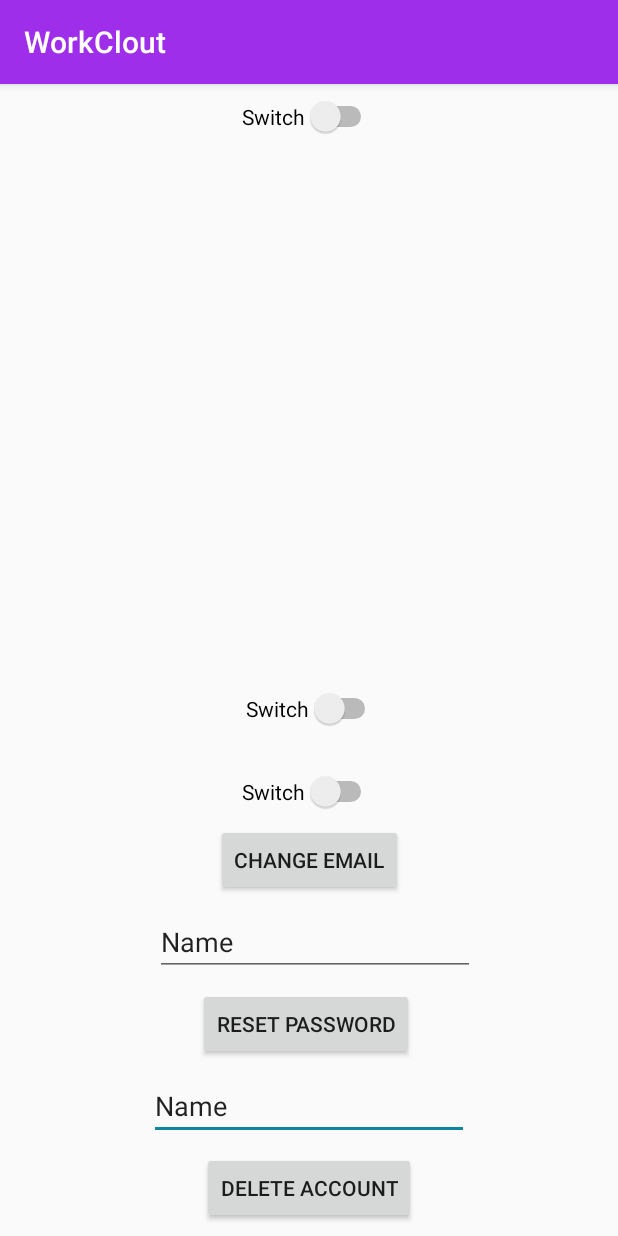
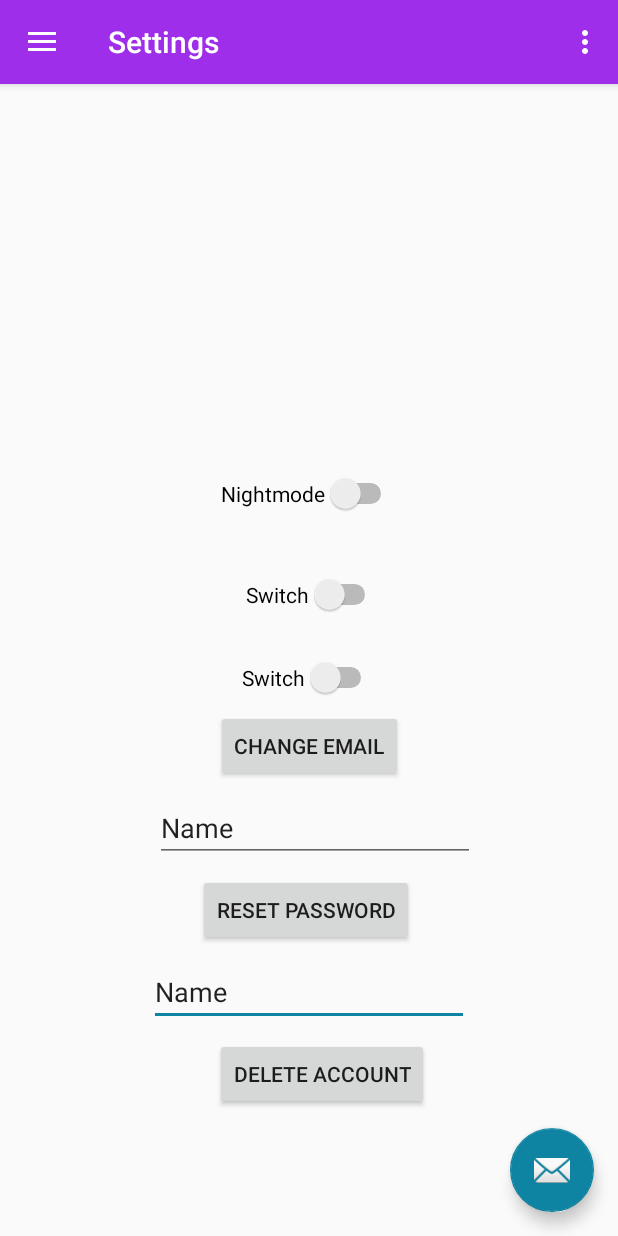
Before and after one commit to forklifters/WorkClout, an Android app: the HomePage screen opened directly, with no data from a screen before it, in the side drawer, after a tap on "Settings", on a phone screen of 412 x 824 dp. Run offline under Robolectric (Android 15) with nearby library versions, the phone set to English and light mode, and no system bars; our stand-ins replace Firebase (no records; nobody signed in at launch, a user with empty details on screens opened directly).

Commit message:
Linked navbar to Settings activity. Added nightmode to HomePage activity.

```diff
--- a/app/src/main/java/com/example/workclout/HomePage.java
+++ b/app/src/main/java/com/example/workclout/HomePage.java
@@ -4,6 +4,7 @@ import android.content.Intent;
 import android.os.Bundle;
 import android.support.design.widget.FloatingActionButton;
 import android.support.design.widget.Snackbar;
+import android.support.v7.app.AppCompatDelegate;
 import android.view.View;
 import android.support.design.widget.NavigationView;
 import android.support.v4.view.GravityCompat;
@@ -13,15 +14,21 @@ import android.support.v7.app.AppCompatActivity;
 import android.support.v7.widget.Toolbar;
 import android.view.Menu;
 import android.view.MenuItem;
+import android.widget.CompoundButton;
+import android.widget.Switch;
 
 public class HomePage extends AppCompatActivity
         implements NavigationView.OnNavigationItemSelectedListener {
+
+    private Switch nightmode;
+    private helperClass x =new helperClass();
 
     @Override
     protected void onCreate(Bundle savedInstanceState) {
 
         super.onCreate(savedInstanceState);
         setContentView(R.layout.activity_home_page);
+        setUpVariables();
         Toolbar toolbar = (Toolbar) findViewById(R.id.toolbar);
         setSupportActionBar(toolbar);
 
@@ -42,6 +49,28 @@ public class HomePage extends AppCompatActivity
 
         NavigationView navigationView = (NavigationView) findViewById(R.id.nav_view);
         navigationView.setNavigationItemSelectedListener(this);
+
+        nightmode.setOnCheckedChangeListener(new CompoundButton.OnCheckedChangeListener() {
+            @Override
+            public void onCheckedChanged(CompoundButton buttonView, boolean isChecked) {
+                if(isChecked)
+                {
+                    getDelegate().setLocalNightMode(AppCompatDelegate.MODE_NIGHT_YES);
+                    x.set_lights_on(true);
+
+                }
+                else
+                {
+                    getDelegate().setLocalNightMode(AppCompatDelegate.MODE_NIGHT_NO);
+                    x.set_lights_on(false);
+                }
+            }
+        });
+
+    }
+
+    public void setUpVariables() {
+        nightmode=(Switch) findViewById(R.id.sw_nightmode);
     }
 
     @Override
--- a/app/src/main/java/com/example/workclout/Settings.java
+++ b/app/src/main/java/com/example/workclout/Settings.java
@@ -3,11 +3,20 @@ package com.example.workclout;
 import android.content.Context;
 import android.content.Intent;
 import android.net.wifi.WifiManager;
+import android.os.Bundle;
 import android.support.annotation.NonNull;
-import android.support.v7.app.AppCompatActivity;
-import android.os.Bundle;
+import android.support.design.widget.FloatingActionButton;
+import android.support.design.widget.Snackbar;
 import android.support.v7.app.AppCompatDelegate;
 import android.view.View;
+import android.support.design.widget.NavigationView;
+import android.support.v4.view.GravityCompat;
+import android.support.v4.widget.DrawerLayout;
+import android.support.v7.app.ActionBarDrawerToggle;
+import android.support.v7.app.AppCompatActivity;
+import android.support.v7.widget.Toolbar;
+import android.view.Menu;
+import android.view.MenuItem;
 import android.widget.Button;
 import android.widget.CompoundButton;
 import android.widget.EditText;
@@ -25,8 +34,9 @@ import com.google.firebase.firestore.FirebaseFirestore;
 import java.util.HashMap;
 import java.util.Map;
 
+public class Settings extends AppCompatActivity
+        implements NavigationView.OnNavigationItemSelectedListener {
 
-public class Settings extends AppCompatActivity {
     private String UId, loginType, resetPassWordVal, resetEmailVal, resetUserName;
     private String databaseBio, databaseName, databaseAge, databasePassword, databaseHeight, databaseWeight, databaseGender;
     private EditText resetPassWordInput, resetEmailInput;
@@ -41,9 +51,30 @@ public class Settings extends AppCompatActivity {
     protected void onCreate(Bundle savedInstanceState) {
         super.onCreate(savedInstanceState);
         setContentView(R.layout.activity_settings);
+        Toolbar toolbar = (Toolbar) findViewById(R.id.toolbar);
+        setSupportActionBar(toolbar);
+
+        FloatingActionButton fab = (FloatingActionButton) findViewById(R.id.fab);
+        fab.setOnClickListener(new View.OnClickListener() {
+            @Override
+            public void onClick(View view) {
+                Snackbar.make(view, "Replace with your own action", Snackbar.LENGTH_LONG)
+                        .setAction("Action", null).show();
+            }
+        });
+
+        DrawerLayout drawer = (DrawerLayout) findViewById(R.id.drawer_layout);
+        ActionBarDrawerToggle toggle = new ActionBarDrawerToggle(
+                this, drawer, toolbar, R.string.navigation_drawer_open, R.string.navigation_drawer_close);
+        drawer.addDrawerListener(toggle);
+        toggle.syncState();
+
+        NavigationView navigationView = (NavigationView) findViewById(R.id.nav_view);
+        navigationView.setNavigationItemSelectedListener(this);
+
         UId =x.get_user_id();
         loginType=x.get_login_type();
-        setUpVairables();
+        setUpVariables();
         Toast.makeText(Settings.this, "Your " + UId, Toast.LENGTH_SHORT).show();
         Toast.makeText(Settings.this, "Your " + loginType, Toast.LENGTH_SHORT).show();
         firestoreoreupdate = FirebaseFirestore.getInstance();
@@ -187,8 +218,69 @@ public class Settings extends AppCompatActivity {
         });
     }
 
-    public void setUpVairables() {
-        nightmode=(Switch) findViewById(R.id.switchID);
+    @Override
+    public void onBackPressed() {
+        DrawerLayout drawer = (DrawerLayout) findViewById(R.id.drawer_layout);
+        if (drawer.isDrawerOpen(GravityCompat.START)) {
+            drawer.closeDrawer(GravityCompat.START);
+        } else {
+            super.onBackPressed();
+        }
+    }
+
+    @Override
+    public boolean onCreateOptionsMenu(Menu menu) {
+        // Inflate the menu; this adds items to the action bar if it is present.
+        getMenuInflater().inflate(R.menu.settings, menu);
+        return true;
+    }
+
+    @Override
+    public boolean onOptionsItemSelected(MenuItem item) {
+        // Handle action bar item clicks here. The action bar will
+        // automatically handle clicks on the Home/Up button, so long
+        // as you specify a parent activity in AndroidManifest.xml.
+        int id = item.getItemId();
+
+        //noinspection SimplifiableIfStatement
+        if (id == R.id.action_settings) {
+            Intent home = new Intent(Settings.this, HomePage.class);
+            startActivity(home);
+            return true;
+        }
+
+        return super.onOptionsItemSelected(item);
+    }
+
+    @Override
+    public boolean onNavigationItemSelected(MenuItem item) {
+        // Handle navigation view item clicks here.
+        int id = item.getItemId();
+
+        if (id == R.id.nav_challenges) {
+            Intent challenges = new Intent(Settings.this, Challenges.class);
+            startActivity(challenges);
+        } else if (id == R.id.nav_teams) {
+            Intent teams = new Intent(Settings.this, Registration.class);
+            startActivity(teams);
+        } else if (id == R.id.nav_settings) {
+            Intent settings = new Intent(Settings.this, Settings.class);
+            startActivity(settings);
+        } else if (id == R.id.nav_profile) {
+            Intent profileView = new Intent(Settings.this, SetupProfile.class);
+            startActivity(profileView);
+        } else if (id == R.id.nav_leaderboards) {
+            Intent leaderboards = new Intent(Settings.this, Registration.class);
+            startActivity(leaderboards);
+        }
+
+        DrawerLayout drawer = (DrawerLayout) findViewById(R.id.drawer_layout);
+        drawer.closeDrawer(GravityCompat.START);
+        return true;
+    }
+
+    public void setUpVariables() {
+        nightmode=(Switch) findViewById(R.id.sw_nightmode);
         wifi=(Switch)findViewById(R.id.wifi_ID);
         notifications=(Switch)findViewById(R.id.notifications_ID);
         resetPassWord = (Button) findViewById(R.id.ResetPassWordID);
@@ -222,5 +314,4 @@ public class Settings extends AppCompatActivity {
 
     }
 
-
 }
--- a/app/src/main/res/layout/activity_settings.xml
+++ b/app/src/main/res/layout/activity_settings.xml
@@ -1,111 +1,25 @@
 <?xml version="1.0" encoding="utf-8"?>
-<android.support.constraint.ConstraintLayout xmlns:android="http://schemas.android.com/apk/res/android"
+<android.support.v4.widget.DrawerLayout xmlns:android="http://schemas.android.com/apk/res/android"
     xmlns:app="http://schemas.android.com/apk/res-auto"
     xmlns:tools="http://schemas.android.com/tools"
+    android:id="@+id/drawer_layout"
     android:layout_width="match_parent"
     android:layout_height="match_parent"
-    tools:context=".Settings">
+    android:fitsSystemWindows="true"
+    tools:openDrawer="start">
 
-    <Button
-        android:id="@+id/ResetPassWordID"
+    <include
+        layout="@layout/app_bar_settings"
+        android:layout_width="match_parent"
+        android:layout_height="match_parent" />
+
+    <android.support.design.widget.NavigationView
+        android:id="@+id/nav_view"
         android:layout_width="wrap_content"
-        android:layout_height="wrap_content"
-        android:layout_marginStart="8dp"
-        android:layout_marginEnd="8dp"
-        android:layout_marginBottom="8dp"
-        android:text="Reset Password"
-        app:layout_constraintBottom_toTopOf="@+id/resetPassWordInfo"
-        app:layout_constraintEnd_toEndOf="parent"
-        app:layout_constraintHorizontal_bias="0.492"
-        app:layout_constraintStart_toStartOf="parent" />
+        android:layout_height="match_parent"
+        android:layout_gravity="start"
+        android:fitsSystemWindows="true"
+        app:headerLayout="@layout/nav_header_settings"
+        app:menu="@menu/activity_settings_drawer" />
 
-    <Button
-        android:id="@+id/DeleteID"
-        android:layout_width="wrap_content"
-        android:layout_height="wrap_content"
-        android:layout_marginStart="8dp"
-        android:layout_marginEnd="8dp"
-        android:layout_marginBottom="8dp"
-        android:text="Delete Account"
-        app:layout_constraintBottom_toBottomOf="parent"
-        app:layout_constraintEnd_toEndOf="parent"
-        app:layout_constraintStart_toStartOf="parent" />
-
-    <EditText
-        android:id="@+id/resetPassWordInfo"
-        android:layout_width="wrap_content"
-        android:layout_height="wrap_content"
-        android:layout_marginStart="8dp"
-        android:layout_marginEnd="8dp"
-        android:layout_marginBottom="8dp"
-        android:ems="10"
-        android:inputType="textPersonName"
-        android:text="Name"
-        app:layout_constraintBottom_toTopOf="@+id/DeleteID"
-        app:layout_constraintEnd_toEndOf="parent"
-        app:layout_constraintStart_toStartOf="parent" />
-
-    <EditText
-        android:id="@+id/resetEmailInfo"
-        android:layout_width="wrap_content"
-        android:layout_height="wrap_content"
-        android:layout_marginStart="16dp"
-        android:layout_marginEnd="8dp"
-        android:layout_marginBottom="8dp"
-        android:ems="10"
-        android:inputType="textEmailAddress"
-        android:text="Name"
-        app:layout_constraintBottom_toTopOf="@+id/ResetPassWordID"
-        app:layout_constraintEnd_toEndOf="parent"
-        app:layout_constraintStart_toStartOf="parent" />
-
-    <Button
-        android:id="@+id/ResetEmailID"
-        android:layout_width="wrap_content"
-        android:layout_height="wrap_content"
-        android:layout_marginStart="8dp"
-        android:layout_marginEnd="8dp"
-        android:layout_marginBottom="8dp"
-        android:text="Change Email"
-        app:layout_constraintBottom_toTopOf="@+id/resetEmailInfo"
-        app:layout_constraintEnd_toEndOf="parent"
-        app:layout_constraintStart_toStartOf="parent" />
-
-    <Switch
-        android:id="@+id/switchID"
-        android:layout_width="wrap_content"
-        android:layout_height="wrap_content"
-        android:layout_marginStart="8dp"
-        android:layout_marginTop="8dp"
-        android:layout_marginEnd="8dp"
-        android:text="Switch"
-        app:layout_constraintEnd_toEndOf="parent"
-        app:layout_constraintStart_toStartOf="parent"
-        app:layout_constraintTop_toTopOf="parent" />
-
-    <Switch
-        android:id="@+id/wifi_ID"
-        android:layout_width="wrap_content"
-        android:layout_height="wrap_content"
-        android:layout_marginStart="164dp"
-        android:layout_marginEnd="8dp"
-        android:layout_marginBottom="28dp"
-        android:text="Switch"
-        app:layout_constraintBottom_toTopOf="@+id/notifications_ID"
-        app:layout_constraintEnd_toEndOf="parent"
-        app:layout_constraintHorizontal_bias="0.0"
-        app:layout_constraintStart_toStartOf="parent" />
-
-    <Switch
-        android:id="@+id/notifications_ID"
-        android:layout_width="wrap_content"
-        android:layout_height="wrap_content"
-        android:layout_marginStart="8dp"
-        android:layout_marginEnd="8dp"
-        android:layout_marginBottom="8dp"
-        android:text="Switch"
-        app:layout_constraintBottom_toTopOf="@+id/ResetEmailID"
-        app:layout_constraintEnd_toEndOf="parent"
-        app:layout_constraintStart_toStartOf="parent" />
-
-</android.support.constraint.ConstraintLayout>
+</android.support.v4.widget.DrawerLayout>
--- /dev/null
+++ b/app/src/main/res/layout/app_bar_settings.xml
@@ -0,0 +1,33 @@
+<?xml version="1.0" encoding="utf-8"?>
+<android.support.design.widget.CoordinatorLayout xmlns:android="http://schemas.android.com/apk/res/android"
+    xmlns:app="http://schemas.android.com/apk/res-auto"
+    xmlns:tools="http://schemas.android.com/tools"
+    android:layout_width="match_parent"
+    android:layout_height="match_parent"
+    tools:context=".Settings">
+
+    <android.support.design.widget.AppBarLayout
+        android:layout_width="match_parent"
+        android:layout_height="wrap_content"
+        android:theme="@style/AppTheme.AppBarOverlay">
+
+        <android.support.v7.widget.Toolbar
+            android:id="@+id/toolbar"
+            android:layout_width="match_parent"
+            android:layout_height="?attr/actionBarSize"
+            android:background="?attr/colorPrimary"
+            app:popupTheme="@style/AppTheme.PopupOverlay" />
+
+    </android.support.design.widget.AppBarLayout>
+
+    <include layout="@layout/content_settings" />
+
+    <android.support.design.widget.FloatingActionButton
+        android:id="@+id/fab"
+        android:layout_width="wrap_content"
+        android:layout_height="wrap_content"
+        android:layout_gravity="bottom|end"
+        android:layout_margin="@dimen/fab_margin"
+        app:srcCompat="@android:drawable/ic_dialog_email" />
+
+</android.support.design.widget.CoordinatorLayout>
--- /dev/null
+++ b/app/src/main/res/layout/content_settings.xml
@@ -0,0 +1,115 @@
+<?xml version="1.0" encoding="utf-8"?>
+<android.support.constraint.ConstraintLayout xmlns:android="http://schemas.android.com/apk/res/android"
+    xmlns:app="http://schemas.android.com/apk/res-auto"
+    xmlns:tools="http://schemas.android.com/tools"
+    android:layout_width="match_parent"
+    android:layout_height="match_parent"
+    app:layout_behavior="@string/appbar_scrolling_view_behavior"
+    tools:context=".Settings"
+    tools:showIn="@layout/app_bar_settings">
+
+    <Button
+        android:id="@+id/ResetPassWordID"
+        android:layout_width="wrap_content"
+        android:layout_height="wrap_content"
+        android:layout_marginStart="8dp"
+        android:layout_marginEnd="8dp"
+        android:layout_marginBottom="8dp"
+        android:text="Reset Password"
+        app:layout_constraintBottom_toTopOf="@+id/resetPassWordInfo"
+        app:layout_constraintEnd_toEndOf="parent"
+        app:layout_constraintHorizontal_bias="0.492"
+        app:layout_constraintStart_toStartOf="parent" />
+
+    <Button
+        android:id="@+id/DeleteID"
+        android:layout_width="wrap_content"
+        android:layout_height="wrap_content"
+        android:layout_marginStart="8dp"
+        android:layout_marginEnd="8dp"
+        android:layout_marginBottom="84dp"
+        android:text="Delete Account"
+        app:layout_constraintBottom_toBottomOf="parent"
+        app:layout_constraintEnd_toEndOf="parent"
+        app:layout_constraintHorizontal_bias="0.533"
+        app:layout_constraintStart_toStartOf="parent" />
+
+    <EditText
+        android:id="@+id/resetPassWordInfo"
+        android:layout_width="wrap_content"
+        android:layout_height="wrap_content"
+        android:layout_marginStart="8dp"
+        android:layout_marginEnd="8dp"
+        android:layout_marginBottom="8dp"
+        android:ems="10"
+        android:inputType="textPersonName"
+        android:text="Name"
+        app:layout_constraintBottom_toTopOf="@+id/DeleteID"
+        app:layout_constraintEnd_toEndOf="parent"
+        app:layout_constraintStart_toStartOf="parent" />
+
+    <EditText
+        android:id="@+id/resetEmailInfo"
+        android:layout_width="wrap_content"
+        android:layout_height="wrap_content"
+        android:layout_marginStart="16dp"
+        android:layout_marginEnd="8dp"
+        android:layout_marginBottom="8dp"
+        android:ems="10"
+        android:inputType="textEmailAddress"
+        android:text="Name"
+        app:layout_constraintBottom_toTopOf="@+id/ResetPassWordID"
+        app:layout_constraintEnd_toEndOf="parent"
+        app:layout_constraintStart_toStartOf="parent" />
+
+    <Button
+        android:id="@+id/ResetEmailID"
+        android:layout_width="wrap_content"
+        android:layout_height="wrap_content"
+        android:layout_marginStart="8dp"
+        android:layout_marginEnd="8dp"
+        android:layout_marginBottom="8dp"
+        android:text="Change Email"
+        app:layout_constraintBottom_toTopOf="@+id/resetEmailInfo"
+        app:layout_constraintEnd_toEndOf="parent"
+        app:layout_constraintStart_toStartOf="parent" />
+
+    <Switch
+        android:id="@+id/sw_nightmode"
+        android:layout_width="wrap_content"
+        android:layout_height="wrap_content"
+        android:layout_marginStart="8dp"
+        android:layout_marginEnd="8dp"
+        android:layout_marginBottom="40dp"
+        android:text="Nightmode"
+        app:layout_constraintBottom_toTopOf="@+id/wifi_ID"
+        app:layout_constraintEnd_toEndOf="parent"
+        app:layout_constraintHorizontal_bias="0.501"
+        app:layout_constraintStart_toStartOf="parent" />
+
+    <Switch
+        android:id="@+id/wifi_ID"
+        android:layout_width="wrap_content"
+        android:layout_height="wrap_content"
+        android:layout_marginStart="164dp"
+        android:layout_marginEnd="8dp"
+        android:layout_marginBottom="28dp"
+        android:text="Switch"
+        app:layout_constraintBottom_toTopOf="@+id/notifications_ID"
+        app:layout_constraintEnd_toEndOf="parent"
+        app:layout_constraintHorizontal_bias="0.0"
+        app:layout_constraintStart_toStartOf="parent" />
+
+    <Switch
+        android:id="@+id/notifications_ID"
+        android:layout_width="wrap_content"
+        android:layout_height="wrap_content"
+        android:layout_marginStart="8dp"
+        android:layout_marginEnd="8dp"
+        android:layout_marginBottom="8dp"
+        android:text="Switch"
+        app:layout_constraintBottom_toTopOf="@+id/ResetEmailID"
+        app:layout_constraintEnd_toEndOf="parent"
+        app:layout_constraintStart_toStartOf="parent" />
+
+</android.support.constraint.ConstraintLayout>
--- /dev/null
+++ b/app/src/main/res/menu/activity_settings_drawer.xml
@@ -0,0 +1,24 @@
+<?xml version="1.0" encoding="utf-8"?>
+<menu xmlns:android="http://schemas.android.com/apk/res/android"
+    xmlns:tools="http://schemas.android.com/tools"
+    tools:showIn="navigation_view">
+
+    <group android:checkableBehavior="single">
+        <item
+            android:id="@+id/nav_challenges"
+            android:title="Challenges" />
+        <item
+            android:id="@+id/nav_leaderboards"
+            android:title="Leaderboards" />
+        <item
+            android:id="@+id/nav_teams"
+            android:title="Teams" />
+        <item
+            android:id="@+id/nav_profile"
+            android:title="Profile" />
+        <item
+            android:id="@+id/nav_settings"
+            android:title="Settings" />
+    </group>
+
+</menu>
--- /dev/null
+++ b/app/src/main/res/menu/settings.xml
@@ -0,0 +1,9 @@
+<?xml version="1.0" encoding="utf-8"?>
+<menu xmlns:android="http://schemas.android.com/apk/res/android"
+    xmlns:app="http://schemas.android.com/apk/res-auto">
+    <item
+        android:id="@+id/action_settings"
+        android:orderInCategory="100"
+        android:title="@string/action_settings"
+        app:showAsAction="never" />
+</menu>
--- a/app/src/main/res/values/strings.xml
+++ b/app/src/main/res/values/strings.xml
@@ -15,12 +15,13 @@
     <string name="title_activity_login">Login Screen</string>
     <string name="workclout_logo">WorkClout Logo</string>
     <string name="login">Login</string>
-    <string name="title_activity_home_page">HomePage</string>
+    <string name="title_activity_home_page">Home</string>
     <string name="navigation_drawer_open">Open navigation drawer</string>
     <string name="navigation_drawer_close">Close navigation drawer</string>
     <string name="nav_header_title">WorkClout</string>
     <string name="nav_header_subtitle">CMSC 355</string>
     <string name="nav_header_desc">Navigation header</string>
-    <string name="action_settings">Settings</string>
+    <string name="action_settings">Home</string>
+    <string name="title_activity_settings">Settings</string>
 
 </resources>
```
Also changed, not shown: app/src/main/AndroidManifest.xml (+5 -2 lines), app/src/main/java/com/example/workclout/SetupProfile.java (+0 -8 lines), app/src/main/res/layout/content_home_page.xml (+11 -3 lines), app/src/main/res/layout/nav_header_settings.xml (added, +36 -0 lines).
